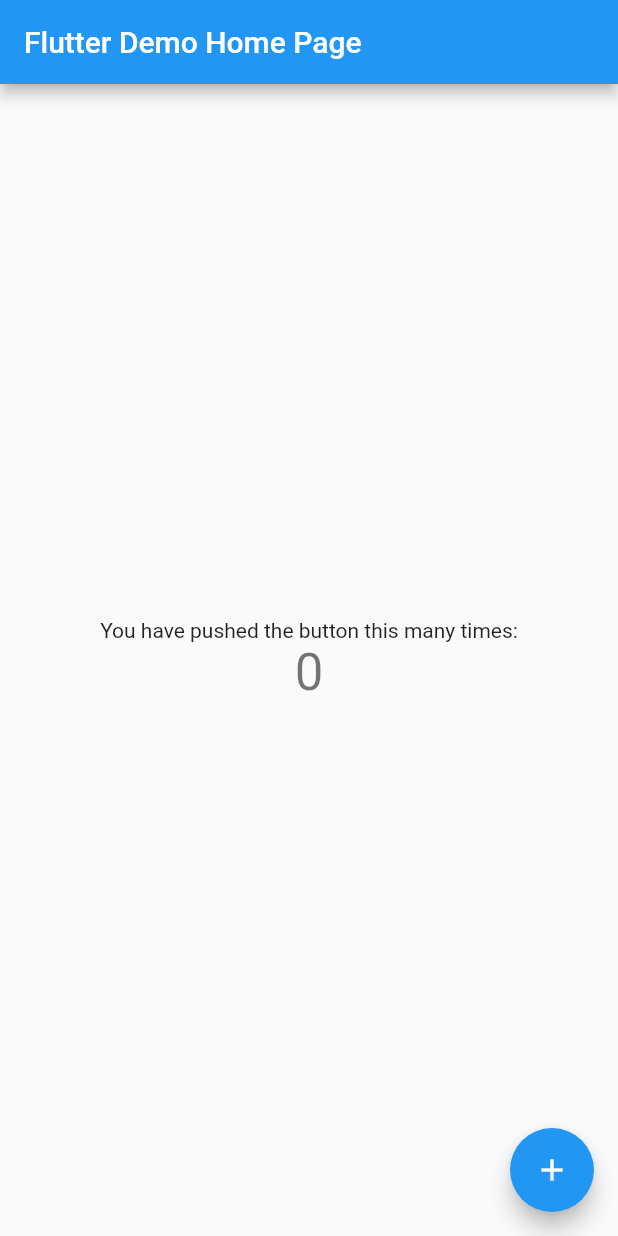
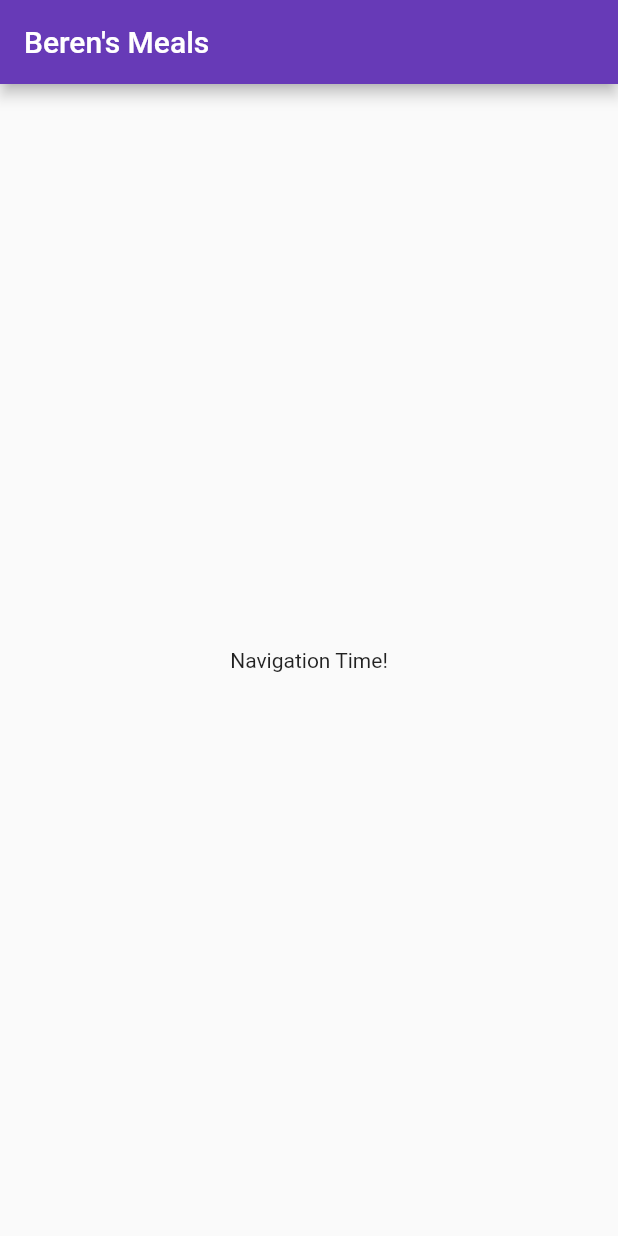
Before and after one commit to berenerchamion/meals, a Flutter app: the screen it shows after launch, on a phone screen of 412 x 824 dp. Run offline on Flutter 3.47's test engine with Material 2 defaults, Android fonts, the phone set to English and light mode, and no system bars.

Commit message:
Initial setup.

```diff
--- a/lib/main.dart
+++ b/lib/main.dart
@@ -11,38 +11,16 @@ class MyApp extends StatelessWidget {
     return MaterialApp(
       title: 'Flutter Demo',
       theme: ThemeData(
-        // This is the theme of your application.
-        //
-        // Try running your application with "flutter run". You'll see the
-        // application has a blue toolbar. Then, without quitting the app, try
-        // changing the primarySwatch below to Colors.green and then invoke
-        // "hot reload" (press "r" in the console where you ran "flutter run",
-        // or simply save your changes to "hot reload" in a Flutter IDE).
-        // Notice that the counter didn't reset back to zero; the application
-        // is not restarted.
-        primarySwatch: Colors.blue,
-        // This makes the visual density adapt to the platform that you run
-        // the app on. For desktop platforms, the controls will be smaller and
-        // closer together (more dense) than on mobile platforms.
+        primarySwatch: Colors.deepPurple,
         visualDensity: VisualDensity.adaptivePlatformDensity,
       ),
-      home: MyHomePage(title: 'Flutter Demo Home Page'),
+      home: MyHomePage(title: 'Beren\'s Meals'),
     );
   }
 }
 
 class MyHomePage extends StatefulWidget {
   MyHomePage({Key key, this.title}) : super(key: key);
-
-  // This widget is the home page of your application. It is stateful, meaning
-  // that it has a State object (defined below) that contains fields that affect
-  // how it looks.
-
-  // This class is the configuration for the state. It holds the values (in this
-  // case the title) provided by the parent (in this case the App widget) and
-  // used by the build method of the State. Fields in a Widget subclass are
-  // always marked "final".
-
   final String title;
 
   @override
@@ -50,68 +28,16 @@ class MyHomePage extends StatefulWidget {
 }
 
 class _MyHomePageState extends State<MyHomePage> {
-  int _counter = 0;
-
-  void _incrementCounter() {
-    setState(() {
-      // This call to setState tells the Flutter framework that something has
-      // changed in this State, which causes it to rerun the build method below
-      // so that the display can reflect the updated values. If we changed
-      // _counter without calling setState(), then the build method would not be
-      // called again, and so nothing would appear to happen.
-      _counter++;
-    });
-  }
 
   @override
   Widget build(BuildContext context) {
-    // This method is rerun every time setState is called, for instance as done
-    // by the _incrementCounter method above.
-    //
-    // The Flutter framework has been optimized to make rerunning build methods
-    // fast, so that you can just rebuild anything that needs updating rather
-    // than having to individually change instances of widgets.
     return Scaffold(
       appBar: AppBar(
-        // Here we take the value from the MyHomePage object that was created by
-        // the App.build method, and use it to set our appbar title.
         title: Text(widget.title),
       ),
       body: Center(
-        // Center is a layout widget. It takes a single child and positions it
-        // in the middle of the parent.
-        child: Column(
-          // Column is also a layout widget. It takes a list of children and
-          // arranges them vertically. By default, it sizes itself to fit its
-          // children horizontally, and tries to be as tall as its parent.
-          //
-          // Invoke "debug painting" (press "p" in the console, choose the
-          // "Toggle Debug Paint" action from the Flutter Inspector in Android
-          // Studio, or the "Toggle Debug Paint" command in Visual Studio Code)
-          // to see the wireframe for each widget.
-          //
-          // Column has various properties to control how it sizes itself and
-          // how it positions its children. Here we use mainAxisAlignment to
-          // center the children vertically; the main axis here is the vertical
-          // axis because Columns are vertical (the cross axis would be
-          // horizontal).
-          mainAxisAlignment: MainAxisAlignment.center,
-          children: <Widget>[
-            Text(
-              'You have pushed the button this many times:',
-            ),
-            Text(
-              '$_counter',
-              style: Theme.of(context).textTheme.headline4,
-            ),
-          ],
-        ),
+        child: Text('Navigation Time!')
       ),
-      floatingActionButton: FloatingActionButton(
-        onPressed: _incrementCounter,
-        tooltip: 'Increment',
-        child: Icon(Icons.add),
-      ), // This trailing comma makes auto-formatting nicer for build methods.
     );
   }
 }
```
Also changed, not shown: 1 other file.
